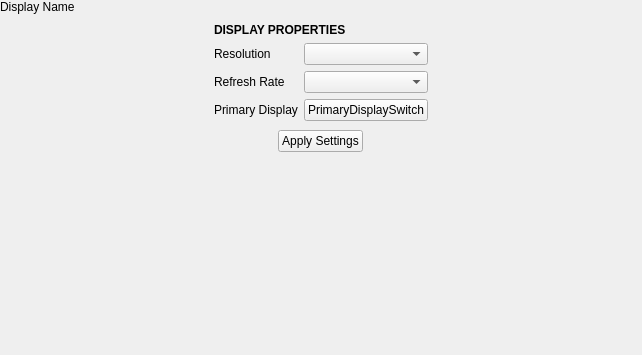
Before: the Qt Designer form plugins/DisplayPlugin/arrange/arrangewidget.ui in theCheeseboard/thedesk, drawn with Qt 5.
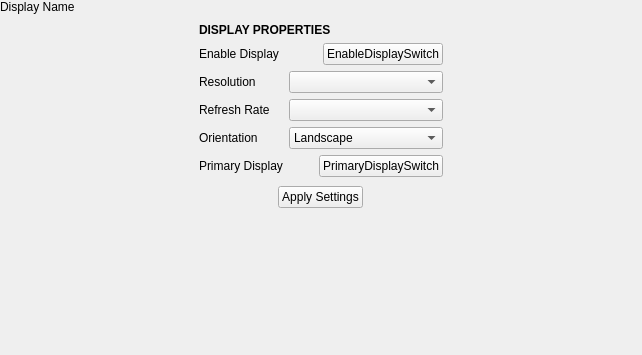
After: the same form once the commit is applied. Custom widgets are drawn as their Qt base class.

Commit message: Add screen arranging settings

```diff
--- a/plugins/DisplayPlugin/arrange/arrangewidget.ui
+++ b/plugins/DisplayPlugin/arrange/arrangewidget.ui
@@ -39,8 +39,94 @@
    <item alignment="Qt::AlignHCenter">
     <widget class="QWidget" name="displayPropertiesWidget" native="true">
      <layout class="QGridLayout" name="gridLayout">
-      <item row="1" column="1">
-       <widget class="QComboBox" name="resolutionBox"/>
+      <item row="2" column="0" colspan="2">
+       <widget class="tConditionalWidget" name="displaySettingsWidget" native="true">
+        <layout class="QGridLayout" name="gridLayout_2">
+         <property name="leftMargin">
+          <number>0</number>
+         </property>
+         <property name="topMargin">
+          <number>0</number>
+         </property>
+         <property name="rightMargin">
+          <number>0</number>
+         </property>
+         <property name="bottomMargin">
+          <number>0</number>
+         </property>
+         <item row="0" column="0">
+          <widget class="QLabel" name="label_2">
+           <property name="sizePolicy">
+            <sizepolicy hsizetype="Expanding" vsizetype="Preferred">
+             <horstretch>0</horstretch>
+             <verstretch>0</verstretch>
+            </sizepolicy>
+           </property>
+           <property name="text">
+            <string>Resolution</string>
+           </property>
+          </widget>
+         </item>
+         <item row="0" column="1">
+          <widget class="QComboBox" name="resolutionBox"/>
+         </item>
+         <item row="1" column="0">
+          <widget class="QLabel" name="label_3">
+           <property name="text">
+            <string>Refresh Rate</string>
+           </property>
+          </widget>
+         </item>
+         <item row="1" column="1">
+          <widget class="QComboBox" name="refreshRateBox"/>
+         </item>
+         <item row="2" column="0">
+          <widget class="QLabel" name="label_5">
+           <property name="text">
+            <string>Orientation</string>
+           </property>
+          </widget>
+         </item>
+         <item row="2" column="1">
+          <widget class="QComboBox" name="orientationBox">
+           <item>
+            <property name="text">
+             <string>Landscape</string>
+            </property>
+           </item>
+           <item>
+            <property name="text">
+             <string>Portrait</string>
+            </property>
+           </item>
+           <item>
+            <property name="text">
+             <string>Upside Down</string>
+            </property>
+           </item>
+           <item>
+            <property name="text">
+             <string>Portrait (Upside Down)</string>
+            </property>
+           </item>
+          </widget>
+         </item>
+         <item row="3" column="0">
+          <widget class="QLabel" name="label_4">
+           <property name="text">
+            <string>Primary Display</string>
+           </property>
+          </widget>
+         </item>
+         <item row="3" column="1" alignment="Qt::AlignRight">
+          <widget class="tSwitch" name="primaryDisplaySwitch">
+           <property name="text">
+            <string notr="true">PrimaryDisplaySwitch</string>
+           </property>
+          </widget>
+         </item>
+        </layout>
+       </widget>
       </item>
       <item row="0" column="0" colspan="2">
        <widget class="QLabel" name="label">
@@ -55,18 +141,8 @@
         </property>
        </widget>
       </item>
-      <item row="2" column="1">
-       <widget class="QComboBox" name="refreshRateBox"/>
-      </item>
-      <item row="2" column="0">
-       <widget class="QLabel" name="label_3">
-        <property name="text">
-         <string>Refresh Rate</string>
-        </property>
-       </widget>
-      </item>
       <item row="1" column="0">
-       <widget class="QLabel" name="label_2">
+       <widget class="QLabel" name="label_6">
         <property name="sizePolicy">
          <sizepolicy hsizetype="Expanding" vsizetype="Preferred">
           <horstretch>0</horstretch>
@@ -74,21 +150,14 @@
          </sizepolicy>
         </property>
         <property name="text">
-         <string>Resolution</string>
+         <string>Enable Display</string>
         </property>
        </widget>
       </item>
-      <item row="3" column="0">
-       <widget class="QLabel" name="label_4">
+      <item row="1" column="1">
+       <widget class="tSwitch" name="enableDisplaySwitch">
         <property name="text">
-         <string>Primary Display</string>
-        </property>
-       </widget>
-      </item>
-      <item row="3" column="1">
-       <widget class="tSwitch" name="primaryDisplaySwitch">
-        <property name="text">
-         <string notr="true">PrimaryDisplaySwitch</string>
+         <string notr="true">EnableDisplaySwitch</string>
         </property>
        </widget>
       </item>
@@ -131,6 +200,18 @@
    <extends>QPushButton</extends>
    <header location="global">tswitch.h</header>
   </customwidget>
+  <customwidget>
+   <class>tConditionalWidget</class>
+   <extends>QWidget</extends>
+   <header location="global">tconditionalwidget.h</header>
+   <container>1</container>
+  </customwidget>
+  <customwidget>
+   <class>ScreenArranger</class>
+   <extends>QWidget</extends>
+   <header>arrange/screenarranger.h</header>
+   <container>1</container>
+  </customwidget>
  </customwidgets>
  <resources/>
  <connections/>
```
Left out of the diff: 24 changed lines with no effect on the pictures. The commit also changes 11 other files.
